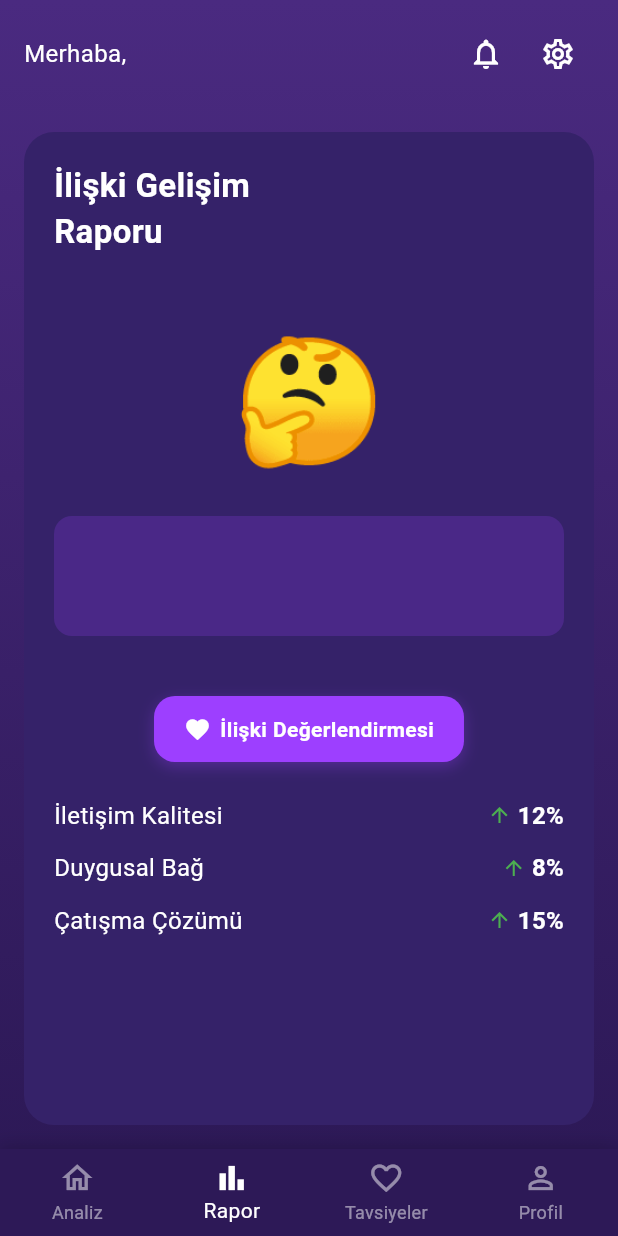
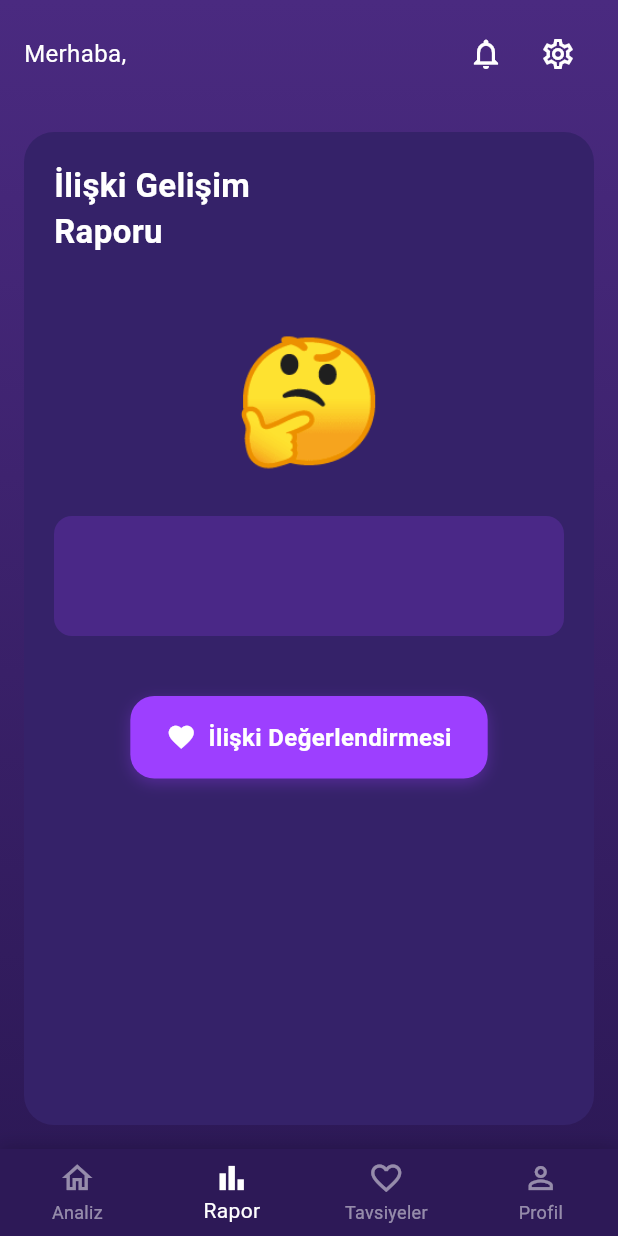
Before and after one commit to aligencturk/Flortya, a Flutter app: the screen it shows once a user with an empty profile is signed in, swiped to page 2, on a phone screen of 412 x 824 dp. Run offline on Flutter 3.47's test engine with Material 3 defaults, Android fonts, the phone set to English and light mode, and no system bars; drawn by our look-alikes of flutter_animate; our stand-ins replace cloud_firestore, firebase_auth, firebase_core, firebase_storage, flutter_dotenv, flutter_keyboard_visibility and 6 more; missing offline and left inert: firebase_app_check; accounts and stored records are empty; network calls fail; Roboto replaces fonts that are missing (Nunito).

Commit message:
HomeView'de ilişki değerlendirmesi butonunun tasarımı güncellendi; padding, köşe yuvarlatma, ikon boyutu ve yazı boyutu artırıldı. Ayrıca, alt kategoriler değişim oranları kaldırıldı ve ilgili boşluk düzenlemeleri yapıldı. Kod yapısı ve okunabilirlik artırıldı.

```diff
--- a/lib/views/home_view.dart
+++ b/lib/views/home_view.dart
@@ -1118,10 +1118,10 @@ class _HomeViewState extends State<HomeView> {
                         // İlişki Değerlendirmesi Butonu
                         Center(
                           child: Container(
-                            padding: const EdgeInsets.symmetric(horizontal: 20, vertical: 12),
+                            padding: const EdgeInsets.symmetric(horizontal: 24, vertical: 16), // Dikey padding artırıldı
                             decoration: BoxDecoration(
                               color: const Color(0xFF9D3FFF),
-                              borderRadius: BorderRadius.circular(14),
+                              borderRadius: BorderRadius.circular(16), // Köşe yuvarlatma artırıldı
                               boxShadow: [
                                 BoxShadow(
                                   color: const Color(0xFF9D3FFF).withOpacity(0.3),
@@ -1132,8 +1132,6 @@ class _HomeViewState extends State<HomeView> {
                             ),
                             child: InkWell(
                               onTap: () {
-                                // AppRouter.reportRoute yerine AppRouter.report kullanılmalı
-                                // veya doğrudan _showRelationshipEvaluation metodu kullanılmalı
                                 _showRelationshipEvaluation(context);
                               },
                               child: Row(
@@ -1142,15 +1140,15 @@ class _HomeViewState extends State<HomeView> {
                                   const Icon(
                                     Icons.favorite,
                                     color: Colors.white,
-                                    size: 18,
+                                    size: 20, // İkon boyutu biraz artırıldı
                                   ),
-                                  const SizedBox(width: 6),
+                                  const SizedBox(width: 8),
                                   const Text(
                                     'İlişki Değerlendirmesi',
                                     style: TextStyle(
                                       color: Colors.white,
                                       fontWeight: FontWeight.bold,
-                                      fontSize: 14,
+                                      fontSize: 16, // Yazı boyutu artırıldı
                                     ),
                                   ),
                                 ],
@@ -1161,15 +1159,15 @@ class _HomeViewState extends State<HomeView> {
 
                         const SizedBox(height: 24),
 
-                        // Alt kategoriler değişim oranları
-                        _buildCategoryChangeRow('İletişim Kalitesi', 12, true),
-                        const SizedBox(height: 12),
-                        _buildCategoryChangeRow('Duygusal Bağ', 8, true),
-                        const SizedBox(height: 12),
-                        _buildCategoryChangeRow('Çatışma Çözümü', 15, true),
-
-                        // Alt kategori yazılarından sonra biraz boşluk bırakalım
-                        const Spacer(flex: 1),
+                        // Alt kategoriler değişim oranları kaldırıldı
+                        // _buildCategoryChangeRow('İletişim Kalitesi', 12, true),
+                        // const SizedBox(height: 12),
+                        // _buildCategoryChangeRow('Duygusal Bağ', 8, true),
+                        // const SizedBox(height: 12),
+                        // _buildCategoryChangeRow('Çatışma Çözümü', 15, true),
+
+                        // Kaldırılan yazılardan sonraki Spacer da kaldırıldı
+                        const Spacer(flex: 1), // Bu satır kalabilir veya kaldırılabilir, tasarım tercihine bağlı
                       ],
                     ),
                   ),
```
